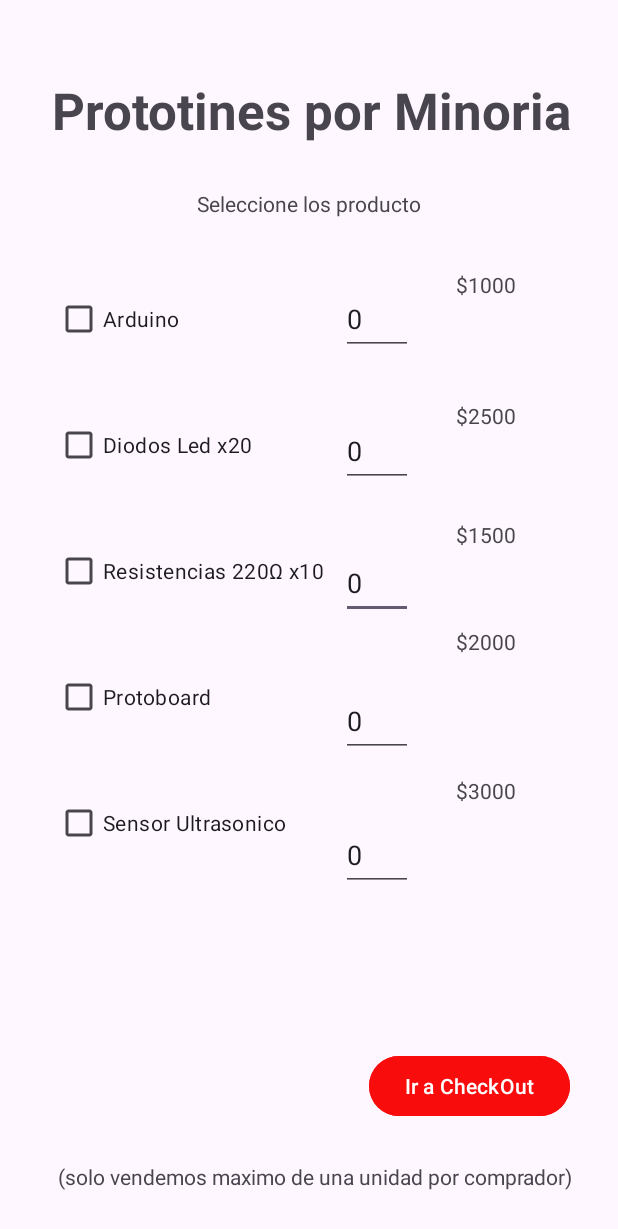
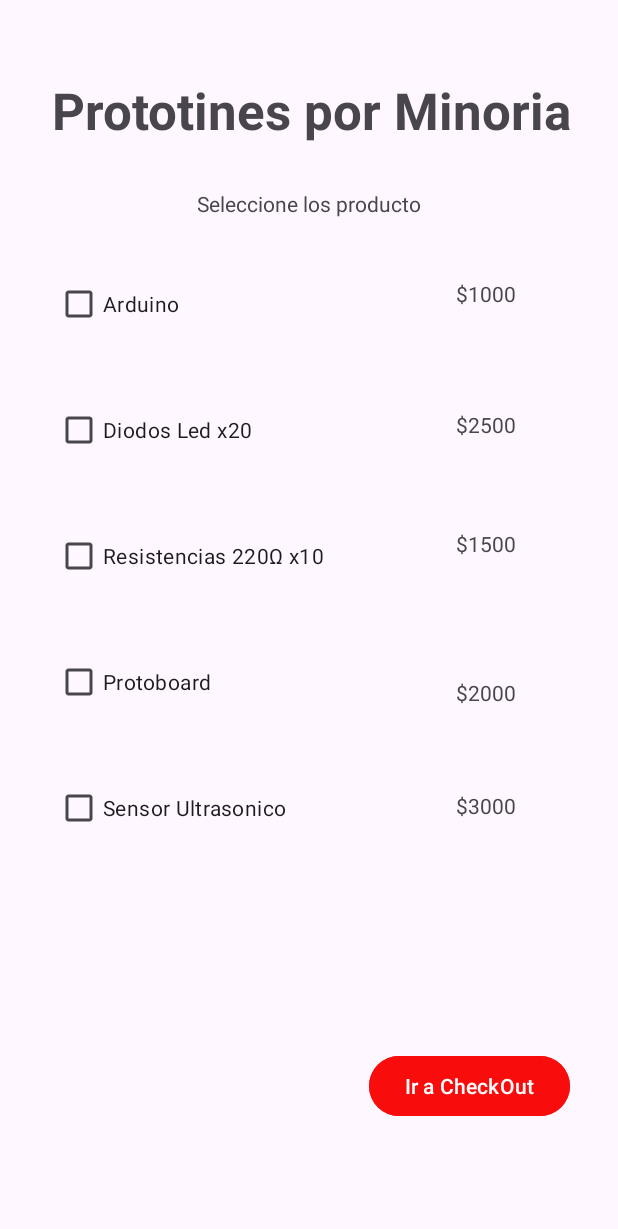
Before and after one commit to I-Niza-I/Actividad1.2, an Android app: the screen it shows after launch (MainActivity), on a phone screen of 412 x 824 dp. Shown: the top 1229 px of the screen. Run offline under Robolectric (Android 15) with nearby library versions, the phone set to English and light mode, and no system bars.

Commit message:
visual y cantidad de 1

```diff
--- a/app/src/main/res/layout/activity_main.xml
+++ b/app/src/main/res/layout/activity_main.xml
@@ -8,54 +8,6 @@
     tools:context=".MainActivity"
     tools:layout_editor_absoluteX="19dp"
     tools:layout_editor_absoluteY="0dp">
-
-    <EditText
-        android:id="@+id/cantidadProd3"
-        android:layout_width="48dp"
-        android:layout_height="48dp"
-        android:layout_marginTop="40dp"
-        android:ems="10"
-        android:maxLength="2"
-        android:autofillHints=""
-        android:hint="@string/cantidad3"
-        android:inputType="number"
-        android:text="@string/cantidad3"
-        app:layout_constraintEnd_toEndOf="@+id/cantidadProd2"
-        app:layout_constraintHorizontal_bias="1.0"
-        app:layout_constraintStart_toEndOf="@+id/chkItem3"
-        app:layout_constraintTop_toBottomOf="@+id/cantidadProd2" />
-
-    <EditText
-        android:id="@+id/cantidadProd4"
-        android:layout_width="48dp"
-        android:layout_height="48dp"
-        android:layout_marginTop="44dp"
-        android:ems="10"
-        android:maxLength="2"
-        android:autofillHints=""
-        android:hint="@string/cantidad4"
-        android:inputType="number"
-        android:text="@string/cantidad4"
-        app:layout_constraintEnd_toEndOf="@+id/cantidadProd3"
-        app:layout_constraintHorizontal_bias="1.0"
-        app:layout_constraintStart_toEndOf="@+id/chkItem4"
-        app:layout_constraintTop_toBottomOf="@+id/cantidadProd3" />
-
-    <EditText
-        android:id="@+id/cantidadProd5"
-        android:layout_width="48dp"
-        android:layout_height="48dp"
-        android:layout_marginTop="41dp"
-        android:ems="10"
-        android:maxLength="2"
-        android:autofillHints=""
-        android:hint="@string/cantidad5"
-        android:inputType="number"
-        android:text="@string/cantidad5"
-        app:layout_constraintEnd_toEndOf="@+id/cantidadProd4"
-        app:layout_constraintHorizontal_bias="1.0"
-        app:layout_constraintStart_toEndOf="@+id/chkItem5"
-        app:layout_constraintTop_toBottomOf="@+id/cantidadProd4" />
 
     <TextView
         android:id="@+id/textView"
@@ -86,6 +38,7 @@
         android:layout_width="wrap_content"
         android:layout_height="wrap_content"
         android:layout_marginTop="36dp"
+        android:onClick="actvis5"
         android:text="@string/Check5"
         app:layout_constraintStart_toStartOf="@+id/chkItem4"
         app:layout_constraintTop_toBottomOf="@+id/chkItem4" />
@@ -95,6 +48,7 @@
         android:layout_width="wrap_content"
         android:layout_height="wrap_content"
         android:layout_marginTop="36dp"
+        android:onClick="actvis4"
         android:text="@string/Check4"
         app:layout_constraintStart_toStartOf="@+id/chkItem3"
         app:layout_constraintTop_toBottomOf="@+id/chkItem3" />
@@ -104,6 +58,7 @@
         android:layout_width="wrap_content"
         android:layout_height="wrap_content"
         android:layout_marginTop="36dp"
+        android:onClick="actvis3"
         android:text="@string/Check3"
         app:layout_constraintStart_toStartOf="@+id/chkItem2"
         app:layout_constraintTop_toBottomOf="@+id/chkItem2" />
@@ -112,50 +67,41 @@
         android:id="@+id/chkItem1"
         android:layout_width="wrap_content"
         android:layout_height="wrap_content"
+        android:layout_marginTop="76dp"
+        android:onClick="actvis1"
         android:text="@string/Check1"
         app:layout_constraintBottom_toBottomOf="parent"
         app:layout_constraintEnd_toEndOf="parent"
-        app:layout_constraintHorizontal_bias="0.111"
+        app:layout_constraintHorizontal_bias="0.112"
         app:layout_constraintStart_toStartOf="parent"
-        app:layout_constraintTop_toTopOf="parent"
-        app:layout_constraintVertical_bias="0.243" />
+        app:layout_constraintTop_toBottomOf="@+id/textView9"
+        app:layout_constraintVertical_bias="0.011" />
 
     <CheckBox
         android:id="@+id/chkItem2"
         android:layout_width="wrap_content"
         android:layout_height="wrap_content"
         android:layout_marginTop="36dp"
+        android:onClick="actvis2"
         android:text="@string/Check2"
         app:layout_constraintStart_toStartOf="@+id/chkItem1"
         app:layout_constraintTop_toBottomOf="@+id/chkItem1" />
-
-    <TextView
-        android:id="@+id/textView3"
-        android:layout_width="wrap_content"
-        android:layout_height="wrap_content"
-        android:text="@string/Texto2"
-        app:layout_constraintBottom_toBottomOf="parent"
-        app:layout_constraintEnd_toEndOf="parent"
-        app:layout_constraintHorizontal_bias="0.562"
-        app:layout_constraintStart_toStartOf="parent"
-        app:layout_constraintTop_toTopOf="parent"
-        app:layout_constraintVertical_bias="0.963" />
 
     <TextView
         android:id="@+id/precioItem1"
         android:layout_width="wrap_content"
         android:layout_height="wrap_content"
         android:layout_marginStart="184dp"
-        android:layout_marginTop="180dp"
+        android:layout_marginTop="90dp"
         android:text="@string/precio1"
         app:layout_constraintStart_toEndOf="@+id/chkItem1"
-        app:layout_constraintTop_toTopOf="parent" />
+        app:layout_constraintTop_toBottomOf="@+id/textView9" />
 
     <TextView
         android:id="@+id/precioItem4"
         android:layout_width="wrap_content"
         android:layout_height="wrap_content"
-        android:layout_marginTop="52dp"
+        android:layout_marginTop="80dp"
         android:text="@string/precio4"
         app:layout_constraintEnd_toEndOf="@+id/precioItem3"
         app:layout_constraintHorizontal_bias="1.0"
@@ -178,7 +124,7 @@
         android:layout_width="wrap_content"
         android:layout_height="wrap_content"
         android:layout_marginStart="72dp"
-        android:layout_marginTop="80dp"
+        android:layout_marginTop="56dp"
         android:text="@string/precio5"
         app:layout_constraintEnd_toEndOf="@+id/precioItem4"
         app:layout_constraintHorizontal_bias="1.0"
@@ -214,30 +160,83 @@
         android:id="@+id/cantidadProd1"
         android:layout_width="48dp"
         android:layout_height="48dp"
+        android:autofillHints=""
         android:ems="10"
+        android:hint="@string/cantidad1"
         android:inputType="number"
         android:maxLength="2"
-        android:autofillHints=""
         android:text="@string/cantidad1"
-        android:hint="@string/cantidad1"
+        android:visibility="invisible"
         app:layout_constraintBottom_toBottomOf="@+id/chkItem1"
         app:layout_constraintEnd_toStartOf="@+id/precioItem1"
-        app:layout_constraintHorizontal_bias="0.789"
+        app:layout_constraintHorizontal_bias="0.794"
         app:layout_constraintStart_toEndOf="@+id/chkItem1"
         app:layout_constraintTop_toTopOf="@+id/chkItem1"
-        app:layout_constraintVertical_bias="1.0" />
+        app:layout_constraintVertical_bias="0.0" />
+
+    <EditText
+        android:id="@+id/cantidadProd3"
+        android:layout_width="48dp"
+        android:layout_height="48dp"
+        android:layout_marginTop="32dp"
+        android:autofillHints=""
+        android:ems="10"
+        android:hint="@string/cantidad3"
+        android:inputType="number"
+        android:maxLength="2"
+        android:text="@string/cantidad3"
+        android:visibility="invisible"
+        app:layout_constraintEnd_toEndOf="@+id/cantidadProd2"
+        app:layout_constraintHorizontal_bias="1.0"
+        app:layout_constraintStart_toEndOf="@+id/chkItem3"
+        app:layout_constraintTop_toBottomOf="@+id/cantidadProd2" />
+
+    <EditText
+        android:id="@+id/cantidadProd5"
+        android:layout_width="48dp"
+        android:layout_height="48dp"
+        android:layout_marginTop="28dp"
+        android:autofillHints=""
+        android:ems="10"
+        android:hint="@string/cantidad5"
+        android:inputType="number"
+        android:maxLength="2"
+        android:text="@string/cantidad5"
+        android:visibility="invisible"
+        app:layout_constraintEnd_toEndOf="@+id/cantidadProd4"
+        app:layout_constraintHorizontal_bias="1.0"
+        app:layout_constraintStart_toEndOf="@+id/chkItem5"
+        app:layout_constraintTop_toBottomOf="@+id/cantidadProd4" />
+
+    <EditText
+        android:id="@+id/cantidadProd4"
+        android:layout_width="48dp"
+        android:layout_height="48dp"
+        android:layout_marginTop="52dp"
+        android:autofillHints=""
+        android:ems="10"
+        android:hint="@string/cantidad4"
+        android:inputType="number"
+        android:maxLength="2"
+        android:text="@string/cantidad4"
+        android:visibility="invisible"
+        app:layout_constraintEnd_toEndOf="@+id/cantidadProd3"
+        app:layout_constraintHorizontal_bias="1.0"
+        app:layout_constraintStart_toEndOf="@+id/chkItem4"
+        app:layout_constraintTop_toBottomOf="@+id/cantidadProd3" />
 
     <EditText
         android:id="@+id/cantidadProd2"
         android:layout_width="48dp"
         android:layout_height="48dp"
-        android:layout_marginTop="40dp"
+        android:layout_marginTop="32dp"
+        android:autofillHints=""
         android:ems="10"
+        android:hint="@string/cantidad2"
         android:inputType="number"
         android:maxLength="2"
-        android:autofillHints=""
-        android:hint="@string/cantidad2"
         android:text="@string/cantidad2"
+        android:visibility="invisible"
         app:layout_constraintEnd_toEndOf="@+id/cantidadProd1"
         app:layout_constraintHorizontal_bias="1.0"
         app:layout_constraintStart_toEndOf="@+id/chkItem2"
--- a/app/src/main/res/values/strings.xml
+++ b/app/src/main/res/values/strings.xml
@@ -30,11 +30,11 @@
     <string name="Boton2pant1">Volver</string>
     <string name="Boton2pant2">Pagar</string>
 
-    <string name="cantidad1">0</string>
-    <string name="cantidad2">0</string>
-    <string name="cantidad3">0</string>
-    <string name="cantidad4">0</string>
-    <string name="cantidad5">0</string>
+    <string name="cantidad1">1</string>
+    <string name="cantidad2">1</string>
+    <string name="cantidad3">1</string>
+    <string name="cantidad4">1</string>
+    <string name="cantidad5">1</string>
 
     <string name="mensajeAbono">Ingrese el monto a abonar</string>
     <string name="productoSelec">Productos seleccionados</string>
```
Also changed, not shown: app/src/main/java/com/actividad/myapplication/MainActivity.java (+50 -0 lines).
